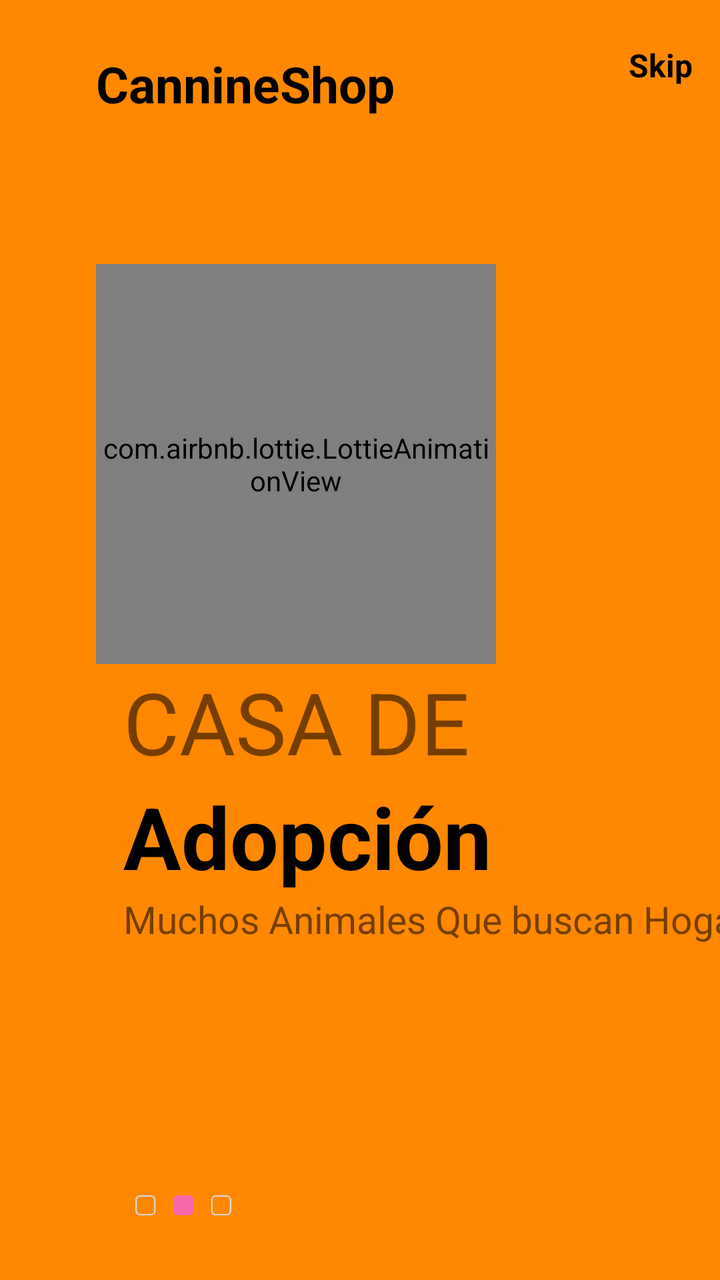
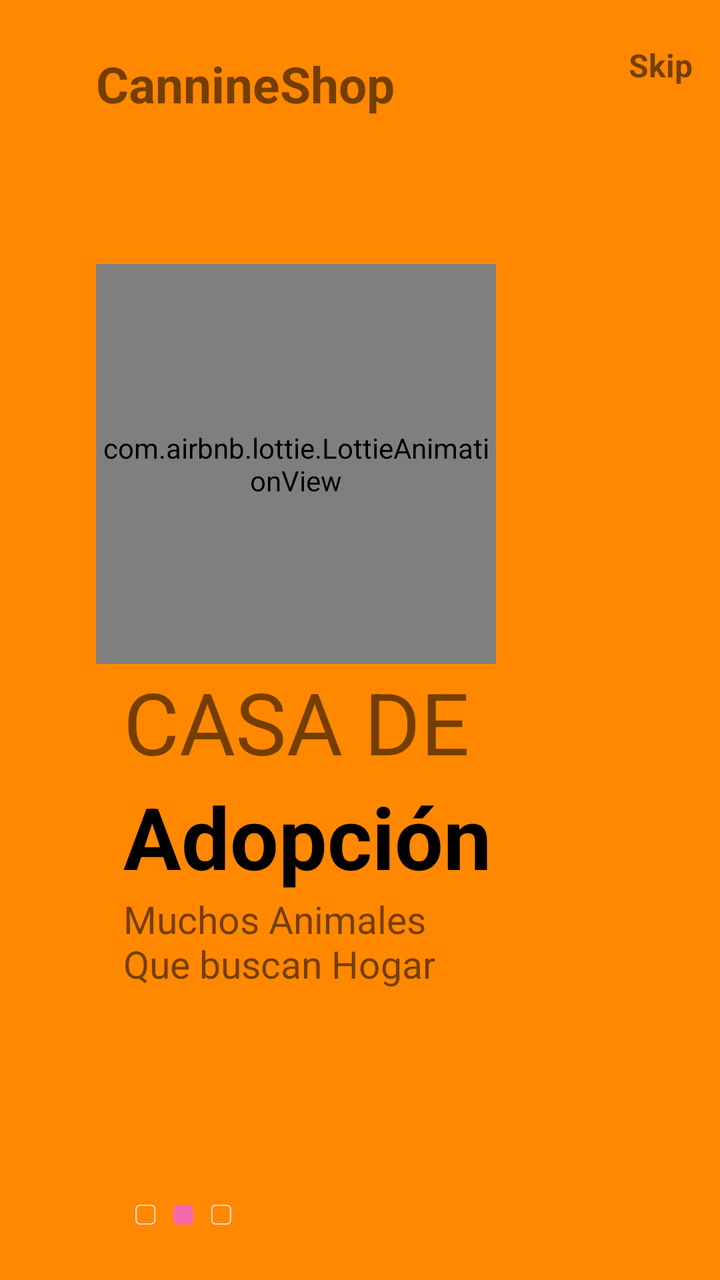

Compare the two renders of this Android layout. The source of the first and the diff that turns it into the second are given below.
<!-- AndroidManifest.xml: application theme Theme.Flashlight -->
<!-- res/layout/fragment_on_boarding2.xml -->
<?xml version="1.0" encoding="utf-8"?>
<androidx.constraintlayout.widget.ConstraintLayout xmlns:android="http://schemas.android.com/apk/res/android"
    xmlns:app="http://schemas.android.com/apk/res-auto"
    android:layout_width="match_parent"
    android:layout_height="match_parent"
    android:background="@android:color/holo_orange_dark">

    <com.airbnb.lottie.LottieAnimationView
        android:id="@+id/ImageViewId"
        app:lottie_autoPlay="true"
        app:lottie_repeatCount="999999999"
        android:layout_width="200dp"
        android:layout_height="200dp"
        app:lottie_rawRes="@raw/o_b2"
        app:layout_constraintBottom_toBottomOf="parent"
        app:layout_constraintEnd_toEndOf="parent"
        app:layout_constraintHorizontal_bias=".3"
        app:layout_constraintStart_toStartOf="parent"
        app:layout_constraintTop_toTopOf="parent"
        app:layout_constraintVertical_bias=".3" />

    <TextView
        android:id="@+id/textView"
        android:layout_width="wrap_content"
        android:layout_height="wrap_content"
        android:layout_marginTop="25dp"
        android:layout_marginRight="30dp"
        android:text="CannineShop"
        android:textColor="@color/black"
        android:textSize="25sp"
        android:textStyle="bold"
        app:layout_constraintBottom_toTopOf="@+id/ImageViewId"
        app:layout_constraintEnd_toEndOf="parent"
        app:layout_constraintHorizontal_bias="0.0"
        app:layout_constraintStart_toStartOf="@+id/ImageViewId"
        app:layout_constraintTop_toTopOf="parent"
        app:layout_constraintVertical_bias="0.0" />

    <TextView
        android:id="@+id/SkipId"
        android:layout_width="wrap_content"
        android:layout_height="wrap_content"
        android:text="Skip"
        android:textColor="@android:color/black"
        android:textSize="16sp"
        android:textStyle="bold"
        app:layout_constraintBottom_toBottomOf="parent"
        app:layout_constraintEnd_toEndOf="parent"
        app:layout_constraintHorizontal_bias="0.896"
        app:layout_constraintStart_toEndOf="@+id/textView"
        app:layout_constraintTop_toTopOf="parent"
        app:layout_constraintVertical_bias="0.035" />

    <TextView
        android:id="@+id/textView2"
        android:layout_width="wrap_content"
        android:layout_height="wrap_content"
        android:text="CASA DE"
        android:textSize="43sp"
        android:textStyle="normal"
        app:layout_constraintEnd_toEndOf="@+id/ImageViewId"
        app:layout_constraintStart_toStartOf="@+id/ImageViewId"
        app:layout_constraintTop_toBottomOf="@+id/ImageViewId" />

    <TextView
        android:id="@+id/textView3"
        android:layout_width="wrap_content"
        android:layout_height="wrap_content"
        android:text="Adopción"
        android:textColor="@android:color/black"
        android:textSize="43sp"
        android:textStyle="bold"
        app:layout_constraintEnd_toEndOf="@+id/textView2"
        app:layout_constraintHorizontal_bias="0.0"
        app:layout_constraintStart_toStartOf="@+id/textView2"
        app:layout_constraintTop_toBottomOf="@+id/textView2" />

    <TextView
        android:id="@+id/descriptionId"
        android:layout_width="wrap_content"
        android:layout_height="wrap_content"
        android:text="Muchos Animales Que buscan Hogar"
        android:textSize="19sp"
        app:layout_constraintEnd_toEndOf="parent"
        app:layout_constraintHorizontal_bias="0"
        app:layout_constraintStart_toStartOf="@+id/textView3"
        app:layout_constraintTop_toBottomOf="@+id/textView3" />

    <ImageView
        android:layout_width="50dp"
        android:layout_height="10dp"
        android:layout_marginLeft="5dp"
        android:src="@drawable/tab2"
        app:layout_constraintBottom_toBottomOf="parent"
        app:layout_constraintEnd_toEndOf="@+id/descriptionId"
        app:layout_constraintHorizontal_bias="0"
        app:layout_constraintStart_toStartOf="@+id/descriptionId"
        app:layout_constraintTop_toBottomOf="@+id/descriptionId"
        app:layout_constraintVertical_bias="0.795" />


</androidx.constraintlayout.widget.ConstraintLayout>
<!-- resources referenced by this layout -->
<resources>
  <color name="black">#000000</color>
  <!-- drawable tab2: png bitmap (drawable-v24, 1549 bytes) -->
  <style name="Theme.Flashlight" parent="Theme.MaterialComponents.DayNight.DarkActionBar">
          
          <item name="colorPrimary">@color/purple_500</item>
          <item name="colorPrimaryVariant">@color/purple_700</item>
          <item name="colorOnPrimary">@color/white</item>
          
          <item name="colorSecondary">@color/teal_200</item>
          <item name="colorSecondaryVariant">@color/teal_700</item>
          <item name="colorOnSecondary">@color/black</item>
          
          <item name="android:statusBarColor" tools:targetApi="l">?attr/colorPrimaryVariant</item>
          
      </style>
  <color name="purple_500">#FF6200EE</color>
  <color name="purple_700">#FF3700B3</color>
  <color name="white">#ffffff</color>
  <color name="teal_200">#FF03DAC5</color>
  <color name="teal_700">#FF018786</color>
</resources>

<!-- the commit's change to res/layout/fragment_on_boarding2.xml (unified diff, before → after) -->
@@ -25,8 +25,7 @@
         android:layout_height="wrap_content"
         android:layout_marginTop="25dp"
         android:layout_marginRight="30dp"
-        android:text="CannineShop"
-        android:textColor="@color/black"
+        android:text="@string/app_name"
         android:textSize="25sp"
         android:textStyle="bold"
         app:layout_constraintBottom_toTopOf="@+id/ImageViewId"
@@ -41,7 +40,6 @@
         android:layout_width="wrap_content"
         android:layout_height="wrap_content"
         android:text="Skip"
-        android:textColor="@android:color/black"
         android:textSize="16sp"
         android:textStyle="bold"
         app:layout_constraintBottom_toBottomOf="parent"
@@ -79,7 +77,7 @@
         android:id="@+id/descriptionId"
         android:layout_width="wrap_content"
         android:layout_height="wrap_content"
-        android:text="Muchos Animales Que buscan Hogar"
+        android:text="Muchos Animales \nQue buscan Hogar"
         android:textSize="19sp"
         app:layout_constraintEnd_toEndOf="parent"
         app:layout_constraintHorizontal_bias="0"
<!-- resource entries referenced after the edit -->
@@ -2,6 +2,7 @@
 <resources>
   <color name="black">#000000</color>
   <!-- drawable tab2: png bitmap (drawable-v24, 1549 bytes) -->
+  <string name="app_name">CannineShop</string>
   <style name="Theme.Flashlight" parent="Theme.MaterialComponents.DayNight.DarkActionBar">
           
           <item name="colorPrimary">@color/purple_500</item>
